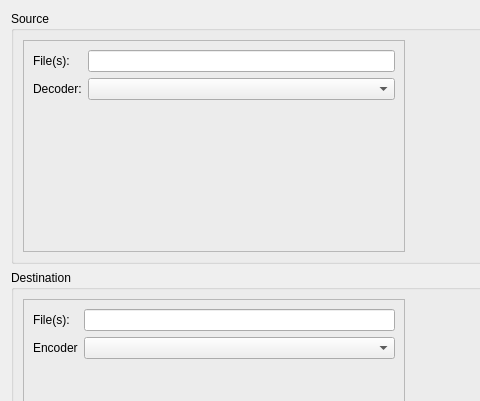
First picture: the form in Desktop/src/ui/Encode.ui, repository karpinsn/SLS, before the edit; both pictures show x 0 to 480 and y 0 to 401 of the 815 by 580 pixel window.
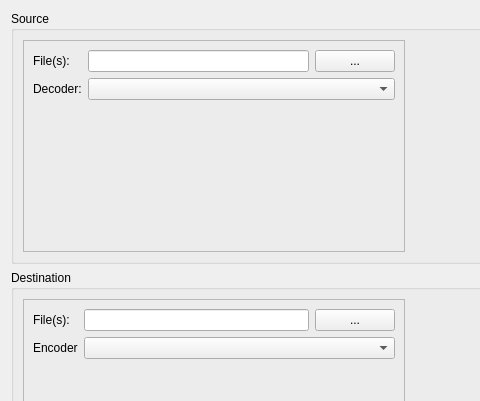
Second picture: the form after the edit. Custom widgets are drawn as their Qt base class.

```diff
--- a/Desktop/src/ui/Encode.ui
+++ b/Desktop/src/ui/Encode.ui
@@ -35,6 +35,9 @@
          <enum>QFrame::Raised</enum>
         </property>
         <layout class="QFormLayout" name="formLayout">
+         <property name="fieldGrowthPolicy">
+          <enum>QFormLayout::AllNonFixedFieldsGrow</enum>
+         </property>
          <item row="0" column="0">
           <widget class="QLabel" name="label_2">
            <property name="text">
@@ -49,12 +52,28 @@
            </property>
           </widget>
          </item>
-         <item row="0" column="1">
-          <widget class="QLineEdit" name="lineEdit"/>
-         </item>
          <item row="1" column="1">
           <widget class="QComboBox" name="comboBox_2"/>
          </item>
+         <item row="0" column="1">
+          <widget class="QWidget" name="widget_2" native="true">
+           <layout class="QHBoxLayout" name="horizontalLayout_4">
+            <property name="margin">
+             <number>0</number>
+            </property>
+            <item>
+             <widget class="QLineEdit" name="sourceFileBox"/>
+            </item>
+            <item>
+             <widget class="QPushButton" name="sourceFileChooseButton">
+              <property name="text">
+               <string>...</string>
+              </property>
+             </widget>
+            </item>
+           </layout>
+          </widget>
+         </item>
         </layout>
        </widget>
       </item>
@@ -106,12 +125,28 @@
            </property>
           </widget>
          </item>
-         <item row="0" column="1">
-          <widget class="QLineEdit" name="lineEdit_2"/>
-         </item>
          <item row="1" column="1">
           <widget class="QComboBox" name="comboBox"/>
          </item>
+         <item row="0" column="1">
+          <widget class="QWidget" name="widget_3" native="true">
+           <layout class="QHBoxLayout" name="horizontalLayout_5">
+            <property name="margin">
+             <number>0</number>
+            </property>
+            <item>
+             <widget class="QLineEdit" name="destFileBox"/>
+            </item>
+            <item>
+             <widget class="QPushButton" name="destFileChooseButton">
+              <property name="text">
+               <string>...</string>
+              </property>
+             </widget>
+            </item>
+           </layout>
+          </widget>
+         </item>
         </layout>
        </widget>
       </item>
```
